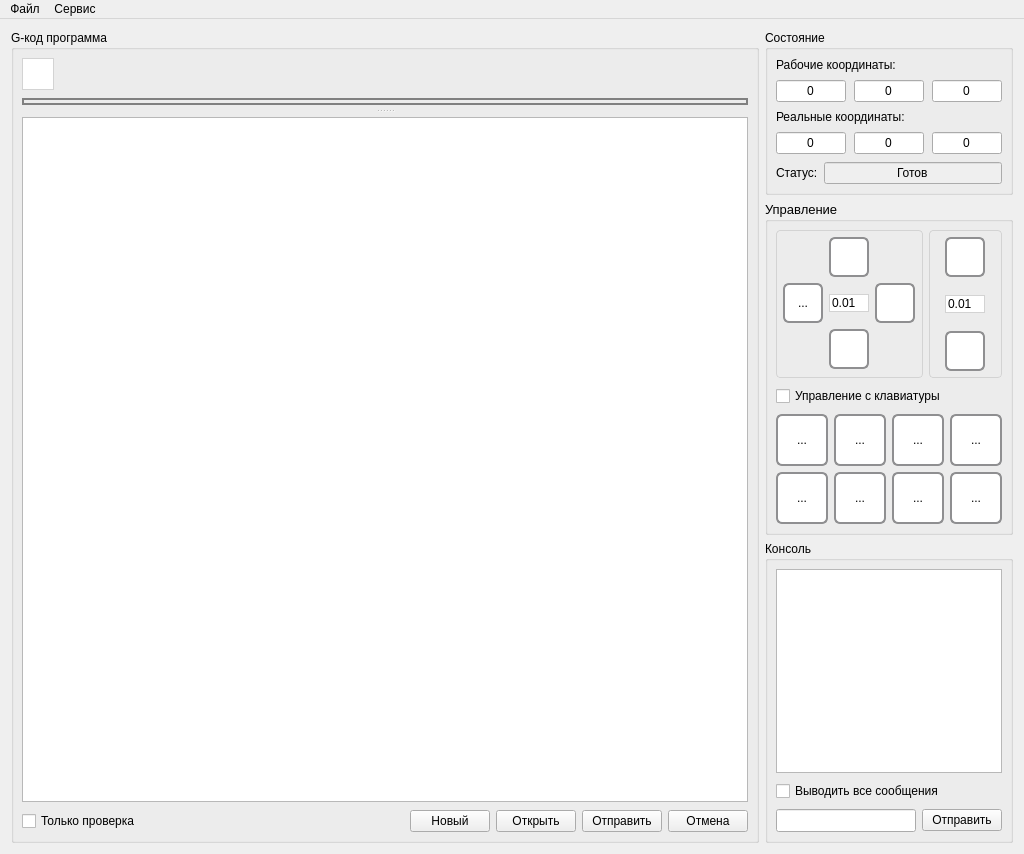
Before: the Qt Designer form frmmain.ui in Denvi/Candle, drawn with Qt 5.
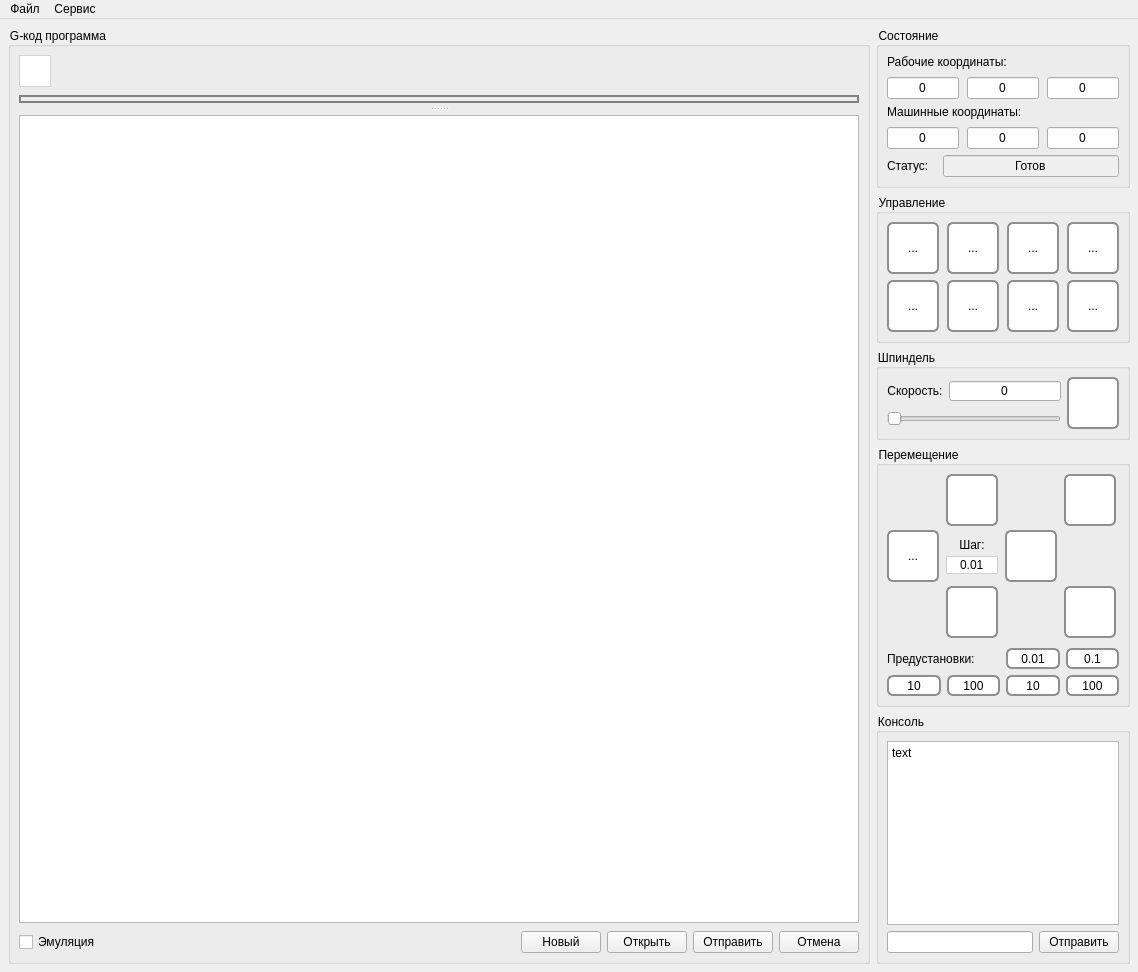
After: the same form once the commit is applied. Icons and pictures are not drawn. Custom widgets are drawn as their Qt base class.

```diff
--- a/frmmain.ui
+++ b/frmmain.ui
@@ -6,8 +6,8 @@
    <rect>
     <x>0</x>
     <y>0</y>
-    <width>1024</width>
-    <height>854</height>
+    <width>1138</width>
+    <height>972</height>
    </rect>
   </property>
   <property name="windowTitle">
@@ -15,7 +15,7 @@
   </property>
   <property name="styleSheet">
    <string notr="true">QWidget {
-	font: 10pt &quot;Segoe UI&quot;;
+	font-size: 9pt;
 }
 
 QToolButton { /* all types of tool button */
@@ -70,6 +70,18 @@
   </property>
   <widget class="QWidget" name="centralWidget">
    <layout class="QHBoxLayout" name="horizontalLayout_5" stretch="10,1">
+    <property name="leftMargin">
+     <number>8</number>
+    </property>
+    <property name="topMargin">
+     <number>8</number>
+    </property>
+    <property name="rightMargin">
+     <number>8</number>
+    </property>
+    <property name="bottomMargin">
+     <number>8</number>
+    </property>
     <item>
      <widget class="QGroupBox" name="grpProgram">
       <property name="title">
@@ -78,7 +90,7 @@
       <property name="flat">
        <bool>false</bool>
       </property>
-      <layout class="QVBoxLayout" name="verticalLayout_7" stretch="0,10,1">
+      <layout class="QVBoxLayout" name="verticalLayout_7" stretch="0,1,0">
        <property name="spacing">
         <number>8</number>
        </property>
@@ -178,11 +190,7 @@
          <widget class="QTableView" name="tblProgram">
           <property name="font">
            <font>
-            <family>Segoe UI</family>
-            <pointsize>10</pointsize>
-            <weight>50</weight>
-            <italic>false</italic>
-            <bold>false</bold>
+            <pointsize>9</pointsize>
            </font>
           </property>
           <property name="editTriggers">
@@ -205,7 +213,7 @@
          <item>
           <widget class="QCheckBox" name="checkBox_3">
            <property name="text">
-            <string>Только проверка</string>
+            <string>Эмуляция</string>
            </property>
           </widget>
          </item>
@@ -256,16 +264,13 @@
      </widget>
     </item>
     <item>
-     <layout class="QVBoxLayout" name="verticalLayout_2">
+     <layout class="QVBoxLayout" name="verticalLayout_2" stretch="1,1,1,1,100">
       <item>
        <widget class="QGroupBox" name="groupBox">
         <property name="title">
          <string>Состояние</string>
         </property>
         <layout class="QVBoxLayout" name="verticalLayout_6">
-         <property name="spacing">
-          <number>8</number>
-         </property>
          <property name="leftMargin">
           <number>8</number>
          </property>
@@ -352,7 +357,7 @@
              <item>
               <widget class="QLabel" name="label_2">
                <property name="text">
-                <string>Реальные координаты:</string>
+                <string>Машинные координаты:</string>
                </property>
               </widget>
              </item>
@@ -408,6 +413,9 @@
          </item>
          <item>
           <layout class="QFormLayout" name="formLayout">
+           <property name="horizontalSpacing">
+            <number>14</number>
+           </property>
            <item row="0" column="0">
             <widget class="QLabel" name="Label">
              <property name="text">
@@ -442,22 +450,10 @@
       </item>
       <item>
        <widget class="QGroupBox" name="groupBox_2">
-        <property name="font">
-         <font>
-          <family>Segoe UI</family>
-          <pointsize>10</pointsize>
-          <weight>50</weight>
-          <italic>false</italic>
-          <bold>false</bold>
-         </font>
-        </property>
         <property name="title">
          <string>Управление</string>
         </property>
-        <layout class="QVBoxLayout" name="verticalLayout" stretch="0,0,0">
-         <property name="spacing">
-          <number>8</number>
-         </property>
+        <layout class="QVBoxLayout" name="verticalLayout" stretch="0">
          <property name="leftMargin">
           <number>8</number>
          </property>
@@ -470,303 +466,12 @@
          <property name="bottomMargin">
           <number>8</number>
          </property>
-         <item>
-          <layout class="QHBoxLayout" name="horizontalLayout_4" stretch="2,1">
-           <item>
-            <widget class="QFrame" name="frameManualControlXY">
-             <property name="styleSheet">
-              <string notr="true"/>
-             </property>
-             <property name="frameShape">
-              <enum>QFrame::StyledPanel</enum>
-             </property>
-             <property name="frameShadow">
-              <enum>QFrame::Raised</enum>
-             </property>
-             <layout class="QHBoxLayout" name="horizontalLayout">
-              <property name="spacing">
-               <number>6</number>
-              </property>
-              <property name="leftMargin">
-               <number>6</number>
-              </property>
-              <property name="topMargin">
-               <number>6</number>
-              </property>
-              <property name="rightMargin">
-               <number>6</number>
-              </property>
-              <property name="bottomMargin">
-               <number>6</number>
-              </property>
-              <item>
-               <layout class="QGridLayout" name="gridLayout">
-                <item row="2" column="1">
-                 <widget class="QToolButton" name="toolButton_2">
-                  <property name="minimumSize">
-                   <size>
-                    <width>40</width>
-                    <height>40</height>
-                   </size>
-                  </property>
-                  <property name="text">
-                   <string/>
-                  </property>
-                  <property name="icon">
-                   <iconset resource="res.qrc">
-                    <normaloff>:/images/1401562173_chevron-down.png</normaloff>:/images/1401562173_chevron-down.png</iconset>
-                  </property>
-                  <property name="iconSize">
-                   <size>
-                    <width>30</width>
-                    <height>30</height>
-                   </size>
-                  </property>
-                 </widget>
-                </item>
-                <item row="1" column="2">
-                 <widget class="QToolButton" name="toolButton_3">
-                  <property name="minimumSize">
-                   <size>
-                    <width>40</width>
-                    <height>40</height>
-                   </size>
-                  </property>
-                  <property name="text">
-                   <string/>
-                  </property>
-                  <property name="icon">
-                   <iconset resource="res.qrc">
-                    <normaloff>:/images/1401562173_chevron-right.png</normaloff>:/images/1401562173_chevron-right.png</iconset>
-                  </property>
-                  <property name="iconSize">
-                   <size>
-                    <width>30</width>
-                    <height>30</height>
-                   </size>
-                  </property>
-                 </widget>
-                </item>
-                <item row="1" column="0">
-                 <widget class="QToolButton" name="toolButton">
-                  <property name="minimumSize">
-                   <size>
-                    <width>40</width>
-                    <height>40</height>
-                   </size>
-                  </property>
-                  <property name="text">
-                   <string>...</string>
-                  </property>
-                  <property name="icon">
-                   <iconset resource="res.qrc">
-                    <normaloff>:/images/1401561986_chevron-left.png</normaloff>:/images/1401561986_chevron-left.png</iconset>
-                  </property>
-                  <property name="iconSize">
-                   <size>
-                    <width>30</width>
-                    <height>30</height>
-                   </size>
-                  </property>
-                 </widget>
-                </item>
-                <item row="0" column="1">
-                 <widget class="QToolButton" name="toolButton_5">
-                  <property name="minimumSize">
-                   <size>
-                    <width>40</width>
-                    <height>40</height>
-                   </size>
-                  </property>
-                  <property name="text">
-                   <string/>
-                  </property>
-                  <property name="icon">
-                   <iconset resource="res.qrc">
-                    <normaloff>:/images/1401562173_chevron-up.png</normaloff>:/images/1401562173_chevron-up.png</iconset>
-                  </property>
-                  <property name="iconSize">
-                   <size>
-                    <width>30</width>
-                    <height>30</height>
-                   </size>
-                  </property>
-                 </widget>
-                </item>
-                <item row="1" column="1">
-                 <widget class="QDoubleSpinBox" name="doubleSpinBox_4">
-                  <property name="maximumSize">
-                   <size>
-                    <width>40</width>
-                    <height>16777215</height>
-                   </size>
-                  </property>
-                  <property name="styleSheet">
-                   <string notr="true">border: 1px solid lightgray;</string>
-                  </property>
-                  <property name="buttonSymbols">
-                   <enum>QAbstractSpinBox::NoButtons</enum>
-                  </property>
-                  <property name="minimum">
-                   <double>0.010000000000000</double>
-                  </property>
-                  <property name="maximum">
-                   <double>9.990000000000000</double>
-                  </property>
-                  <property name="singleStep">
-                   <double>0.010000000000000</double>
-                  </property>
-                 </widget>
-                </item>
-               </layout>
-              </item>
-             </layout>
-            </widget>
-           </item>
-           <item>
-            <widget class="QFrame" name="frameManualControlZ">
-             <property name="styleSheet">
-              <string notr="true"/>
-             </property>
-             <property name="frameShape">
-              <enum>QFrame::StyledPanel</enum>
-             </property>
-             <property name="frameShadow">
-              <enum>QFrame::Raised</enum>
-             </property>
-             <layout class="QHBoxLayout" name="horizontalLayout_2">
-              <property name="spacing">
-               <number>6</number>
-              </property>
-              <property name="leftMargin">
-               <number>6</number>
-              </property>
-              <property name="topMargin">
-               <number>6</number>
-              </property>
-              <property name="rightMargin">
-               <number>6</number>
-              </property>
-              <property name="bottomMargin">
-               <number>6</number>
-              </property>
-              <item>
-               <layout class="QGridLayout" name="gridLayout_3" columnstretch="0">
-                <property name="spacing">
-                 <number>7</number>
-                </property>
-                <item row="2" column="0">
-                 <widget class="QToolButton" name="toolButton_6">
-                  <property name="minimumSize">
-                   <size>
-                    <width>40</width>
-                    <height>40</height>
-                   </size>
-                  </property>
-                  <property name="text">
-                   <string/>
-                  </property>
-                  <property name="icon">
-                   <iconset resource="res.qrc">
-                    <normaloff>:/images/1401562699_icon-arrow-down-b.png</normaloff>:/images/1401562699_icon-arrow-down-b.png</iconset>
-                  </property>
-                  <property name="iconSize">
-                   <size>
-                    <width>28</width>
-                    <height>28</height>
-                   </size>
-                  </property>
-                 </widget>
-                </item>
-                <item row="0" column="0">
-                 <widget class="QToolButton" name="toolButton_13">
-                  <property name="minimumSize">
-                   <size>
-                    <width>40</width>
-                    <height>40</height>
-                   </size>
-                  </property>
-                  <property name="text">
-                   <string/>
-                  </property>
-                  <property name="icon">
-                   <iconset resource="res.qrc">
-                    <normaloff>:/images/1401562699_icon-arrow-up-b.png</normaloff>:/images/1401562699_icon-arrow-up-b.png</iconset>
-                  </property>
-                  <property name="iconSize">
-                   <size>
-                    <width>28</width>
-                    <height>28</height>
-                   </size>
-                  </property>
-                 </widget>
-                </item>
-                <item row="1" column="0">
-                 <widget class="QWidget" name="widget" native="true">
-                  <property name="minimumSize">
-                   <size>
-                    <width>40</width>
-                    <height>40</height>
-                   </size>
-                  </property>
-                  <layout class="QVBoxLayout" name="verticalLayout_9">
-                   <property name="leftMargin">
-                    <number>0</number>
-                   </property>
-                   <property name="topMargin">
-                    <number>0</number>
-                   </property>
-                   <property name="rightMargin">
-                    <number>0</number>
-                   </property>
-                   <property name="bottomMargin">
-                    <number>0</number>
-                   </property>
-                   <item>
-                    <widget class="QDoubleSpinBox" name="doubleSpinBox_5">
-                     <property name="maximumSize">
-                      <size>
-                       <width>40</width>
-                       <height>16777215</height>
-                      </size>
-                     </property>
-                     <property name="styleSheet">
-                      <string notr="true">border: 1px solid lightgray;</string>
-                     </property>
-                     <property name="buttonSymbols">
-                      <enum>QAbstractSpinBox::NoButtons</enum>
-                     </property>
-                     <property name="minimum">
-                      <double>0.010000000000000</double>
-                     </property>
-                     <property name="maximum">
-                      <double>9.990000000000000</double>
-                     </property>
-                     <property name="singleStep">
-                      <double>0.010000000000000</double>
-                     </property>
-                    </widget>
-                   </item>
-                  </layout>
-                 </widget>
-                </item>
-               </layout>
-              </item>
-             </layout>
-            </widget>
-           </item>
-          </layout>
-         </item>
-         <item>
-          <widget class="QCheckBox" name="checkBox">
-           <property name="text">
-            <string>Управление с клавиатуры</string>
-           </property>
-          </widget>
-         </item>
          <item>
           <layout class="QGridLayout" name="gridLayout_5">
-           <item row="0" column="0">
+           <property name="horizontalSpacing">
+            <number>8</number>
+           </property>
+           <item row="0" column="1">
             <widget class="QToolButton" name="toolButton_7">
              <property name="minimumSize">
               <size>
@@ -789,7 +494,7 @@
              </property>
             </widget>
            </item>
-           <item row="0" column="1">
+           <item row="0" column="2">
             <widget class="QToolButton" name="toolButton_8">
              <property name="minimumSize">
               <size>
@@ -812,7 +517,30 @@
              </property>
             </widget>
            </item>
-           <item row="2" column="0">
+           <item row="0" column="3">
+            <widget class="QToolButton" name="toolButton_16">
+             <property name="minimumSize">
+              <size>
+               <width>52</width>
+               <height>52</height>
+              </size>
+             </property>
+             <property name="text">
+              <string>...</string>
+             </property>
+             <property name="icon">
+              <iconset resource="res.qrc">
+               <normaloff>:/images/axis_zero.png</normaloff>:/images/axis_zero.png</iconset>
+             </property>
+             <property name="iconSize">
+              <size>
+               <width>38</width>
+               <height>38</height>
+              </size>
+             </property>
+            </widget>
+           </item>
+           <item row="3" column="2">
             <widget class="QToolButton" name="toolButton_11">
              <property name="minimumSize">
               <size>
@@ -835,7 +563,30 @@
              </property>
             </widget>
            </item>
-           <item row="2" column="1">
+           <item row="3" column="1">
+            <widget class="QToolButton" name="toolButton_14">
+             <property name="minimumSize">
+              <size>
+               <width>52</width>
+               <height>52</height>
+              </size>
+             </property>
+             <property name="text">
+              <string>...</string>
+             </property>
+             <property name="icon">
+              <iconset resource="res.qrc">
+               <normaloff>:/images/axis_return.png</normaloff>:/images/axis_return.png</iconset>
+             </property>
+             <property name="iconSize">
+              <size>
+               <width>38</width>
+               <height>38</height>
+              </size>
+             </property>
+            </widget>
+           </item>
+           <item row="0" column="4">
             <widget class="QToolButton" name="toolButton_10">
              <property name="minimumSize">
               <size>
@@ -858,53 +609,7 @@
              </property>
             </widget>
            </item>
-           <item row="2" column="2">
-            <widget class="QToolButton" name="toolButton_12">
-             <property name="minimumSize">
-              <size>
-               <width>52</width>
-               <height>52</height>
-              </size>
-             </property>
-             <property name="text">
-              <string>...</string>
-             </property>
-             <property name="icon">
-              <iconset resource="res.qrc">
-               <normaloff>:/images/restart.png</normaloff>:/images/restart.png</iconset>
-             </property>
-             <property name="iconSize">
-              <size>
-               <width>38</width>
-               <height>38</height>
-              </size>
-             </property>
-            </widget>
-           </item>
-           <item row="0" column="2">
-            <widget class="QToolButton" name="toolButton_16">
-             <property name="minimumSize">
-              <size>
-               <width>52</width>
-               <height>52</height>
-              </size>
-             </property>
-             <property name="text">
-              <string>...</string>
-             </property>
-             <property name="icon">
-              <iconset resource="res.qrc">
-               <normaloff>:/images/axis_zero.png</normaloff>:/images/axis_zero.png</iconset>
-             </property>
-             <property name="iconSize">
-              <size>
-               <width>38</width>
-               <height>38</height>
-              </size>
-             </property>
-            </widget>
-           </item>
-           <item row="2" column="3">
+           <item row="3" column="4">
             <widget class="QToolButton" name="toolButton_9">
              <property name="enabled">
               <bool>true</bool>
@@ -930,8 +635,8 @@
              </property>
             </widget>
            </item>
-           <item row="0" column="3">
-            <widget class="QToolButton" name="toolButton_14">
+           <item row="3" column="3">
+            <widget class="QToolButton" name="toolButton_12">
              <property name="minimumSize">
               <size>
                <width>52</width>
@@ -958,6 +663,531 @@
         </layout>
        </widget>
       </item>
+      <item>
+       <widget class="QGroupBox" name="groupBox_6">
+        <property name="title">
+         <string>Шпиндель</string>
+        </property>
+        <layout class="QHBoxLayout" name="horizontalLayout_2">
+         <property name="leftMargin">
+          <number>8</number>
+         </property>
+         <property name="topMargin">
+          <number>8</number>
+         </property>
+         <property name="rightMargin">
+          <number>8</number>
+         </property>
+         <property name="bottomMargin">
+          <number>8</number>
+         </property>
+         <item>
+          <layout class="QVBoxLayout" name="verticalLayout_12">
+           <item>
+            <layout class="QHBoxLayout" name="horizontalLayout_4" stretch="0,1">
+             <item>
+              <widget class="QLabel" name="label_5">
+               <property name="text">
+                <string>Скорость:</string>
+               </property>
+               <property name="alignment">
+                <set>Qt::AlignCenter</set>
+               </property>
+              </widget>
+             </item>
+             <item>
+              <widget class="QSpinBox" name="spinBox">
+               <property name="alignment">
+                <set>Qt::AlignCenter</set>
+               </property>
+               <property name="buttonSymbols">
+                <enum>QAbstractSpinBox::NoButtons</enum>
+               </property>
+               <property name="maximum">
+                <number>100</number>
+               </property>
+              </widget>
+             </item>
+            </layout>
+           </item>
+           <item>
+            <widget class="QSlider" name="horizontalSlider">
+             <property name="maximum">
+              <number>100</number>
+             </property>
+             <property name="orientation">
+              <enum>Qt::Horizontal</enum>
+             </property>
+            </widget>
+           </item>
+          </layout>
+         </item>
+         <item>
+          <widget class="QToolButton" name="toolButton_20">
+           <property name="sizePolicy">
+            <sizepolicy hsizetype="Fixed" vsizetype="Fixed">
+             <horstretch>0</horstretch>
+             <verstretch>0</verstretch>
+            </sizepolicy>
+           </property>
+           <property name="minimumSize">
+            <size>
+             <width>52</width>
+             <height>52</height>
+            </size>
+           </property>
+           <property name="icon">
+            <iconset resource="res.qrc">
+             <normaloff>:/images/cutter.png</normaloff>:/images/cutter.png</iconset>
+           </property>
+           <property name="iconSize">
+            <size>
+             <width>36</width>
+             <height>36</height>
+            </size>
+           </property>
+           <property name="checkable">
+            <bool>true</bool>
+           </property>
+          </widget>
+         </item>
+        </layout>
+       </widget>
+      </item>
+      <item>
+       <widget class="QGroupBox" name="groupBox_3">
+        <property name="title">
+         <string>Перемещение</string>
+        </property>
+        <layout class="QVBoxLayout" name="verticalLayout_11">
+         <property name="spacing">
+          <number>10</number>
+         </property>
+         <property name="leftMargin">
+          <number>8</number>
+         </property>
+         <property name="topMargin">
+          <number>8</number>
+         </property>
+         <property name="rightMargin">
+          <number>8</number>
+         </property>
+         <property name="bottomMargin">
+          <number>8</number>
+         </property>
+         <item>
+          <layout class="QGridLayout" name="gridLayout">
+           <property name="horizontalSpacing">
+            <number>7</number>
+           </property>
+           <property name="verticalSpacing">
+            <number>4</number>
+           </property>
+           <item row="3" column="1">
+            <widget class="QToolButton" name="toolButton_2">
+             <property name="sizePolicy">
+              <sizepolicy hsizetype="Fixed" vsizetype="Fixed">
+               <horstretch>0</horstretch>
+               <verstretch>0</verstretch>
+              </sizepolicy>
+             </property>
+             <property name="minimumSize">
+              <size>
+               <width>52</width>
+               <height>52</height>
+              </size>
+             </property>
+             <property name="text">
+              <string/>
+             </property>
+             <property name="icon">
+              <iconset resource="res.qrc">
+               <normaloff>:/images/1401562173_chevron-down.png</normaloff>:/images/1401562173_chevron-down.png</iconset>
+             </property>
+             <property name="iconSize">
+              <size>
+               <width>30</width>
+               <height>30</height>
+              </size>
+             </property>
+            </widget>
+           </item>
+           <item row="2" column="1">
+            <layout class="QVBoxLayout" name="verticalLayout_10">
+             <property name="spacing">
+              <number>4</number>
+             </property>
+             <item>
+              <spacer name="verticalSpacer">
+               <property name="orientation">
+                <enum>Qt::Vertical</enum>
+               </property>
+               <property name="sizeType">
+                <enum>QSizePolicy::Maximum</enum>
+               </property>
+               <property name="sizeHint" stdset="0">
+                <size>
+                 <width>20</width>
+                 <height>40</height>
+                </size>
+               </property>
+              </spacer>
+             </item>
+             <item>
+              <widget class="QLabel" name="label_3">
+               <property name="text">
+                <string>Шаг:</string>
+               </property>
+               <property name="alignment">
+                <set>Qt::AlignCenter</set>
+               </property>
+              </widget>
+             </item>
+             <item>
+              <widget class="QDoubleSpinBox" name="doubleSpinBox_5">
+               <property name="styleSheet">
+                <string notr="true">border: 1px solid lightgray;</string>
+               </property>
+               <property name="alignment">
+                <set>Qt::AlignCenter</set>
+               </property>
+               <property name="buttonSymbols">
+                <enum>QAbstractSpinBox::NoButtons</enum>
+               </property>
+               <property name="minimum">
+                <double>0.010000000000000</double>
+               </property>
+               <property name="maximum">
+                <double>9.990000000000000</double>
+               </property>
+               <property name="singleStep">
+                <double>0.010000000000000</double>
+               </property>
+              </widget>
+             </item>
+             <item>
+              <spacer name="verticalSpacer_2">
+               <property name="orientation">
+                <enum>Qt::Vertical</enum>
+               </property>
+               <property name="sizeType">
+                <enum>QSizePolicy::Maximum</enum>
+               </property>
+               <property name="sizeHint" stdset="0">
+                <size>
+                 <width>20</width>
+                 <height>40</height>
+                </size>
+               </property>
+              </spacer>
+             </item>
+            </layout>
+           </item>
+           <item row="0" column="3">
+            <widget class="QToolButton" name="toolButton_13">
+             <property name="sizePolicy">
+              <sizepolicy hsizetype="Fixed" vsizetype="Fixed">
+               <horstretch>0</horstretch>
+               <verstretch>0</verstretch>
+              </sizepolicy>
+             </property>
+             <property name="minimumSize">
+              <size>
+               <width>52</width>
+               <height>52</height>
+              </size>
+             </property>
+             <property name="text">
+              <string/>
+             </property>
+             <property name="icon">
+              <iconset resource="res.qrc">
+               <normaloff>:/images/1401562699_icon-arrow-up-b.png</normaloff>:/images/1401562699_icon-arrow-up-b.png</iconset>
+             </property>
+             <property name="iconSize">
+              <size>
+               <width>28</width>
+               <height>28</height>
+              </size>
+             </property>
+            </widget>
+           </item>
+           <item row="3" column="3">
+            <widget class="QToolButton" name="toolButton_6">
+             <property name="sizePolicy">
+              <sizepolicy hsizetype="Fixed" vsizetype="Fixed">
+               <horstretch>0</horstretch>
+               <verstretch>0</verstretch>
+              </sizepolicy>
+             </property>
+             <property name="minimumSize">
+              <size>
+               <width>52</width>
+               <height>52</height>
+              </size>
+             </property>
+             <property name="text">
+              <string/>
+             </property>
+             <property name="icon">
+              <iconset resource="res.qrc">
+               <normaloff>:/images/1401562699_icon-arrow-down-b.png</normaloff>:/images/1401562699_icon-arrow-down-b.png</iconset>
+             </property>
+             <property name="iconSize">
+              <size>
+               <width>28</width>
+               <height>28</height>
+              </size>
+             </property>
+            </widget>
+           </item>
+           <item row="2" column="2">
+            <widget class="QToolButton" name="toolButton_3">
+             <property name="sizePolicy">
+              <sizepolicy hsizetype="Fixed" vsizetype="Fixed">
+               <horstretch>0</horstretch>
+               <verstretch>0</verstretch>
+              </sizepolicy>
+             </property>
+             <property name="minimumSize">
+              <size>
+               <width>52</width>
+               <height>52</height>
+              </size>
+             </property>
+             <property name="text">
+              <string/>
+             </property>
+             <property name="icon">
+              <iconset resource="res.qrc">
+               <normaloff>:/images/1401562173_chevron-right.png</normaloff>:/images/1401562173_chevron-right.png</iconset>
+             </property>
+             <property name="iconSize">
+              <size>
+               <width>30</width>
+               <height>30</height>
+              </size>
+             </property>
+            </widget>
+           </item>
+           <item row="2" column="0">
+            <widget class="QToolButton" name="toolButton">
+             <property name="sizePolicy">
+              <sizepolicy hsizetype="Fixed" vsizetype="Fixed">
+               <horstretch>0</horstretch>
+               <verstretch>0</verstretch>
+              </sizepolicy>
+             </property>
+             <property name="minimumSize">
+              <size>
+               <width>52</width>
+               <height>52</height>
+              </size>
+             </property>
+             <property name="text">
+              <string>...</string>
+             </property>
+             <property name="icon">
+              <iconset resource="res.qrc">
+               <normaloff>:/images/1401561986_chevron-left.png</normaloff>:/images/1401561986_chevron-left.png</iconset>
+             </property>
+             <property name="iconSize">
+              <size>
+               <width>30</width>
+               <height>30</height>
+              </size>
+             </property>
+            </widget>
+           </item>
+           <item row="0" column="1">
+            <widget class="QToolButton" name="toolButton_5">
+             <property name="sizePolicy">
+              <sizepolicy hsizetype="Fixed" vsizetype="Fixed">
+               <horstretch>0</horstretch>
+               <verstretch>0</verstretch>
+              </sizepolicy>
+             </property>
+             <property name="minimumSize">
+              <size>
+               <width>52</width>
+               <height>52</height>
+              </size>
+             </property>
+             <property name="text">
+              <string/>
+             </property>
+             <property name="icon">
+              <iconset resource="res.qrc">
+               <normaloff>:/images/1401562173_chevron-up.png</normaloff>:/images/1401562173_chevron-up.png</iconset>
+             </property>
+             <property name="iconSize">
+              <size>
+               <width>30</width>
+               <height>30</height>
+              </size>
+             </property>
+            </widget>
+           </item>
+          </layout>
+         </item>
+         <item>
+          <layout class="QHBoxLayout" name="horizontalLayout">
+           <item>
+            <layout class="QVBoxLayout" name="verticalLayout_14">
+             <item>
+              <widget class="QLabel" name="label_4">
+               <property name="text">
+                <string>Предустановки:</string>
+               </property>
+              </widget>
+             </item>
+             <item>
+              <layout class="QHBoxLayout" name="horizontalLayout_6">
+               <item>
+                <widget class="QToolButton" name="toolButton_21">
+                 <property name="sizePolicy">
+                  <sizepolicy hsizetype="Minimum" vsizetype="Fixed">
+                   <horstretch>0</horstretch>
+                   <verstretch>0</verstretch>
+                  </sizepolicy>
+                 </property>
+                 <property name="minimumSize">
+                  <size>
+                   <width>50</width>
+                   <height>0</height>
+                  </size>
+                 </property>
+                 <property name="text">
+                  <string>10</string>
+                 </property>
+                 <property name="checkable">
+                  <bool>true</bool>
+                 </property>
+                </widget>
+               </item>
+               <item>
+                <widget class="QToolButton" name="toolButton_19">
+                 <property name="sizePolicy">
+                  <sizepolicy hsizetype="Minimum" vsizetype="Fixed">
+                   <horstretch>0</horstretch>
+                   <verstretch>0</verstretch>
+                  </sizepolicy>
+                 </property>
+                 <property name="minimumSize">
+                  <size>
+                   <width>50</width>
+                   <height>0</height>
+                  </size>
+                 </property>
+                 <property name="text">
+                  <string>100</string>
+                 </property>
+                 <property name="checkable">
+                  <bool>true</bool>
+                 </property>
+                </widget>
+               </item>
+              </layout>
+             </item>
+            </layout>
+           </item>
+           <item>
+            <layout class="QGridLayout" name="gridLayout_2">
+             <item row="0" column="1">
+              <widget class="QToolButton" name="toolButton_17">
+               <property name="sizePolicy">
+                <sizepolicy hsizetype="Minimum" vsizetype="Fixed">
+                 <horstretch>0</horstretch>
+                 <verstretch>0</verstretch>
+                </sizepolicy>
+               </property>
+               <property name="minimumSize">
+                <size>
+                 <width>50</width>
+                 <height>0</height>
+                </size>
+               </property>
+               <property name="text">
+                <string>0.1</string>
+               </property>
+               <property name="checkable">
+                <bool>true</bool>
+               </property>
+              </widget>
+             </item>
+             <item row="0" column="0">
+              <widget class="QToolButton" name="toolButton_15">
+               <property name="sizePolicy">
+                <sizepolicy hsizetype="Minimum" vsizetype="Fixed">
+                 <horstretch>0</horstretch>
+                 <verstretch>0</verstretch>
+                </sizepolicy>
+               </property>
+               <property name="minimumSize">
+                <size>
+                 <width>50</width>
+                 <height>0</height>
+                </size>
+               </property>
+               <property name="text">
+                <string>0.01</string>
+               </property>
+               <property name="checkable">
+                <bool>true</bool>
+               </property>
+              </widget>
+             </item>
+             <item row="1" column="0">
+              <widget class="QToolButton" name="toolButton_4">
+               <property name="sizePolicy">
+                <sizepolicy hsizetype="Minimum" vsizetype="Fixed">
+                 <horstretch>0</horstretch>
+                 <verstretch>0</verstretch>
+                </sizepolicy>
+               </property>
+               <property name="minimumSize">
+                <size>
+                 <width>50</width>
+                 <height>0</height>
+                </size>
+               </property>
+               <property name="text">
+                <string>10</string>
+               </property>
+               <property name="checkable">
+                <bool>true</bool>
+               </property>
+              </widget>
+             </item>
+             <item row="1" column="1">
+              <widget class="QToolButton" name="toolButton_18">
+               <property name="sizePolicy">
+                <sizepolicy hsizetype="Minimum" vsizetype="Fixed">
+                 <horstretch>0</horstretch>
+                 <verstretch>0</verstretch>
+                </sizepolicy>
+               </property>
+               <property name="minimumSize">
+                <size>
+                 <width>50</width>
+                 <height>0</height>
+                </size>
+               </property>
+               <property name="text">
+                <string>100</string>
+               </property>
+               <property name="checkable">
+                <bool>true</bool>
+               </property>
+              </widget>
+             </item>
+            </layout>
+           </item>
+          </layout>
+         </item>
+        </layout>
+       </widget>
+      </item>
       <item>
        <widget class="QGroupBox" name="groupBox_4">
         <property name="minimumSize">
@@ -970,9 +1200,6 @@
          <string>Консоль</string>
         </property>
         <layout class="QVBoxLayout" name="verticalLayout_3">
-         <property name="spacing">
-          <number>8</number>
-         </property>
          <property name="leftMargin">
           <number>8</number>
          </property>
@@ -987,38 +1214,28 @@
          </property>
          <item>
           <widget class="QPlainTextEdit" name="plainTextEdit">
-           <property name="font">
-            <font>
-             <family>Segoe UI</family>
-             <pointsize>10</pointsize>
-             <weight>50</weight>
-             <italic>false</italic>
-             <bold>false</bold>
-            </font>
+           <property name="sizePolicy">
+            <sizepolicy hsizetype="Expanding" vsizetype="Maximum">
+             <horstretch>0</horstretch>
+             <verstretch>0</verstretch>
+            </sizepolicy>
            </property>
-          </widget>
-         </item>
-         <item>
-          <widget class="QCheckBox" name="checkBox_2">
-           <property name="text">
-            <string>Выводить все сообщения</string>
+           <property name="minimumSize">
+            <size>
+             <width>0</width>
+             <height>10</height>
+            </size>
+           </property>
+           <property name="plainText">
+            <string>text
+</string>
            </property>
           </widget>
          </item>
          <item>
           <layout class="QHBoxLayout" name="horizontalLayout_7">
            <item>
-            <widget class="QLineEdit" name="lineEdit">
-             <property name="font">
-              <font>
-               <family>Segoe UI</family>
-               <pointsize>10</pointsize>
-               <weight>50</weight>
-               <italic>false</italic>
-               <bold>false</bold>
-              </font>
-             </property>
-            </widget>
+            <widget class="QLineEdit" name="lineEdit"/>
            </item>
            <item>
             <widget class="QPushButton" name="pushButton_10">
@@ -1041,8 +1258,8 @@
     <rect>
      <x>0</x>
      <y>0</y>
-     <width>1024</width>
-     <height>29</height>
+     <width>1138</width>
+     <height>26</height>
     </rect>
    </property>
    <widget class="QMenu" name="menu">
```
Left out of the diff: 31 changed lines with no effect on the pictures.
